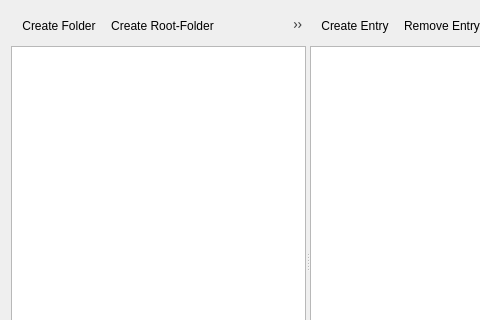
This is forms/budget.ui in LukyLuke/PiTres as Qt 5 draws it before an edit; both pictures show x 0 to 480 and y 0 to 320 of the 860 by 521 pixel window. The edited form follows.
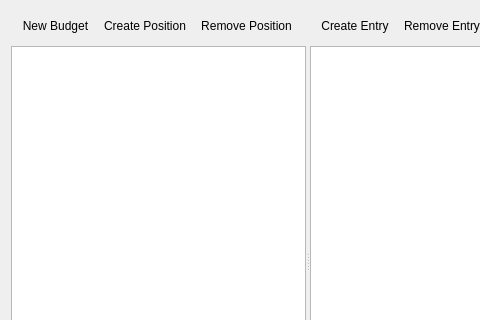
This is the edited form. Icons and pictures are not drawn.

```diff
--- a/forms/budget.ui
+++ b/forms/budget.ui
@@ -36,8 +36,8 @@
        </property>
        <item>
         <widget class="QToolBar" name="horizontalWidget">
-         <addaction name="actionCreateFolder"/>
          <addaction name="actionCreateRoot"/>
+         <addaction name="actionCreateFolder"/>
          <addaction name="actionRemoveFolder"/>
         </widget>
        </item>
@@ -147,7 +147,7 @@
      <normaloff>:/icons/resources/icons/folders.png</normaloff>:/icons/resources/icons/folders.png</iconset>
    </property>
    <property name="text">
-    <string>Create Folder</string>
+    <string>Create Position</string>
    </property>
    <property name="toolTip">
     <string>Create a new Folder</string>
@@ -162,7 +162,7 @@
      <normaloff>:/icons/resources/icons/folder_delete.png</normaloff>:/icons/resources/icons/folder_delete.png</iconset>
    </property>
    <property name="text">
-    <string>Remove Folder</string>
+    <string>Remove Position</string>
    </property>
    <property name="toolTip">
     <string>Remove the Selected Folder and all Entries and Subfolders</string>
@@ -201,7 +201,10 @@
      <normaloff>:/icons/resources/icons/folder_new.png</normaloff>:/icons/resources/icons/folder_new.png</iconset>
    </property>
    <property name="text">
-    <string>Create Root-Folder</string>
+    <string>New Budget</string>
+   </property>
+   <property name="toolTip">
+    <string>Create a new Budget</string>
    </property>
   </action>
  </widget>
```
Left out of the diff: 6 changed lines with no effect on the pictures.
